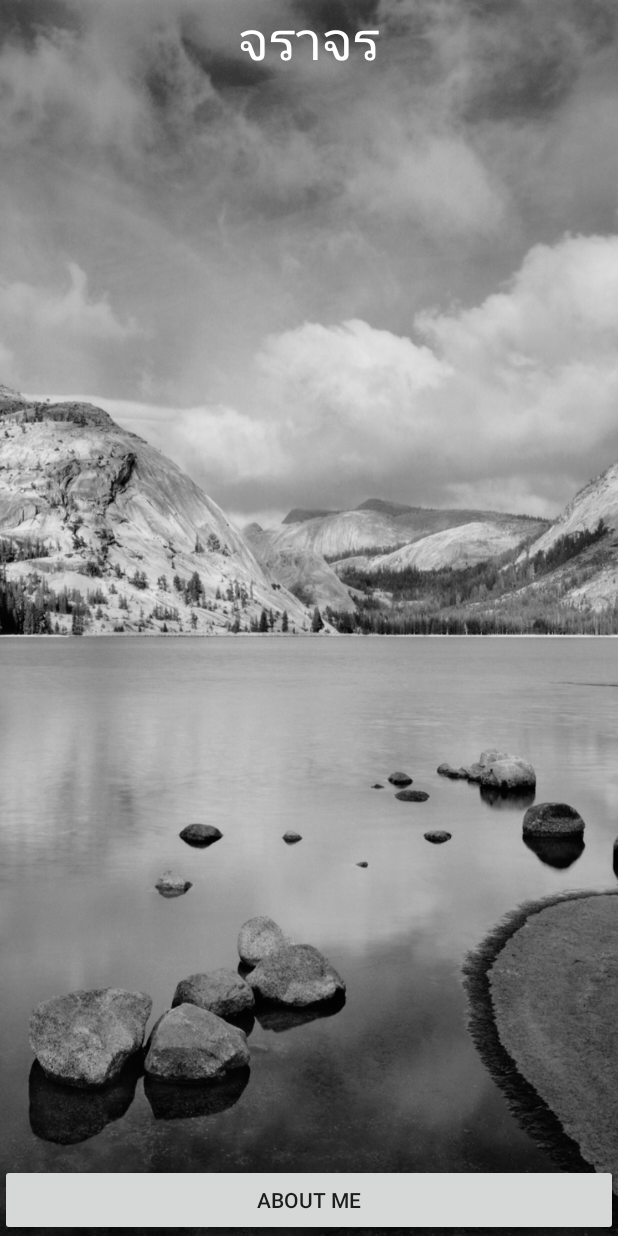
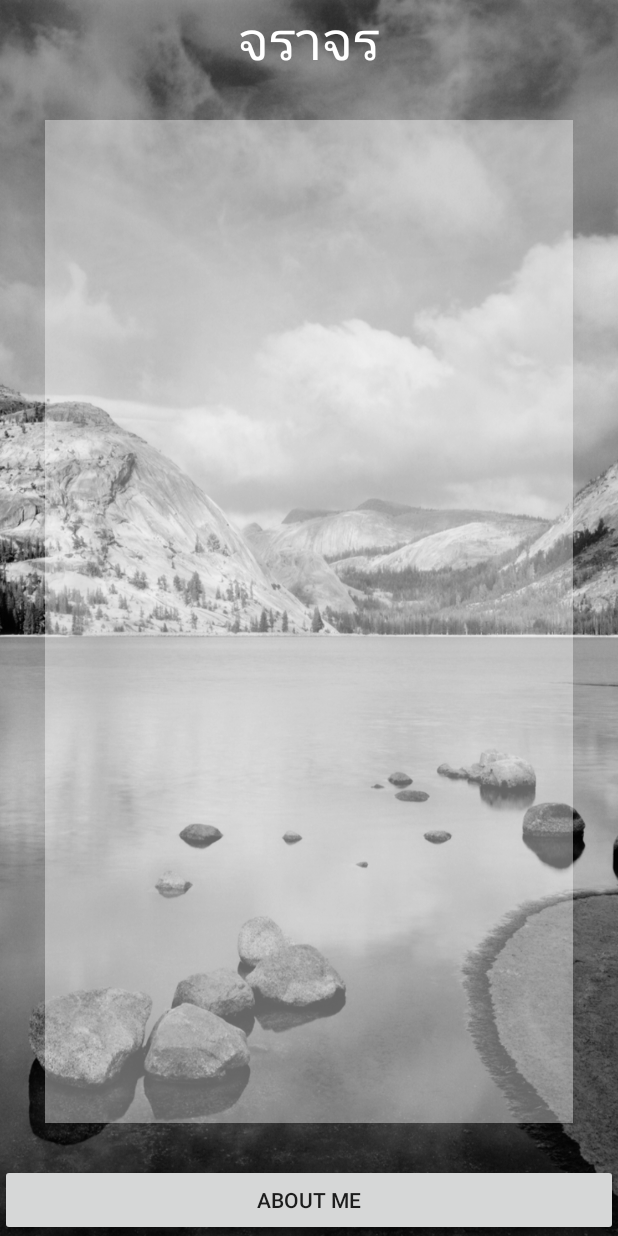
Before and after one commit to weerayutsamp/BU_Traffic, an Android app: the screen it shows after launch (MainActivity), on a phone screen of 412 x 824 dp. Run offline under Robolectric (Android 15) with nearby library versions, the light colour scheme and no system bars.

Commit message:
Sound Effect Successful

```diff
--- a/app/src/main/java/co/small/small_d/butraffic/MainActivity.java
+++ b/app/src/main/java/co/small/small_d/butraffic/MainActivity.java
@@ -1,13 +1,61 @@
 package co.small.small_d.butraffic;
 
+import android.media.MediaPlayer;
 import android.support.v7.app.AppCompatActivity;
 import android.os.Bundle;
+import android.view.View;
+import android.widget.Button;
+import android.widget.ListView;
 
 public class MainActivity extends AppCompatActivity {
+
+
+    //ประกาศตัวแปร
+    private ListView trafficListView;
+    private Button aboutMeButton;
+
+
+
+
+
 
     @Override
     protected void onCreate(Bundle savedInstanceState) {
         super.onCreate(savedInstanceState);
         setContentView(R.layout.activity_main);
+
+
+        //Bind Widget
+        bindWidget();
+
+        //Button Controller
+
+        buttonController();
+
+
+    } //เมทอดหลัก
+
+    private void buttonController() {
+        aboutMeButton.setOnClickListener(new View.OnClickListener() {
+            @Override
+            public void onClick(View v) {
+
+
+                //Sound Effect
+                MediaPlayer buttonPlayer = MediaPlayer.create(getBaseContext(), R.raw.sheep);
+                buttonPlayer.start();
+
+
+                //Intent to WebView
+
+
+            } //Event
+        });
     }
-}
+
+    private void bindWidget() {
+        trafficListView = (ListView) findViewById(R.id.listView);
+        aboutMeButton = (Button) findViewById(R.id.button);
+    }
+
+} //คลาสหลัก
--- a/app/src/main/res/layout/activity_main.xml
+++ b/app/src/main/res/layout/activity_main.xml
@@ -27,7 +27,8 @@
             android:layout_height="match_parent"
             android:id="@+id/listView"
             android:layout_weight="0.95"
-            android:layout_margin="30dp" />
+            android:layout_margin="30dp"
+            android:background="#64ffffff" />
     </LinearLayout>
 
     <Button
```
Also changed, not shown: 15 other files.
